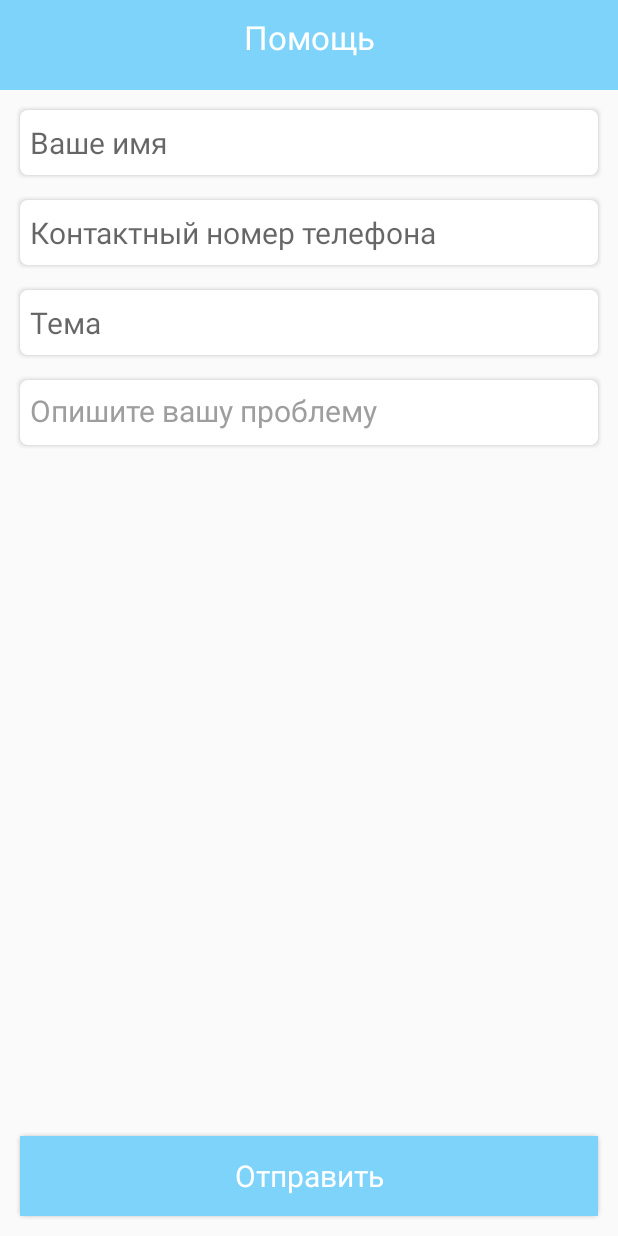
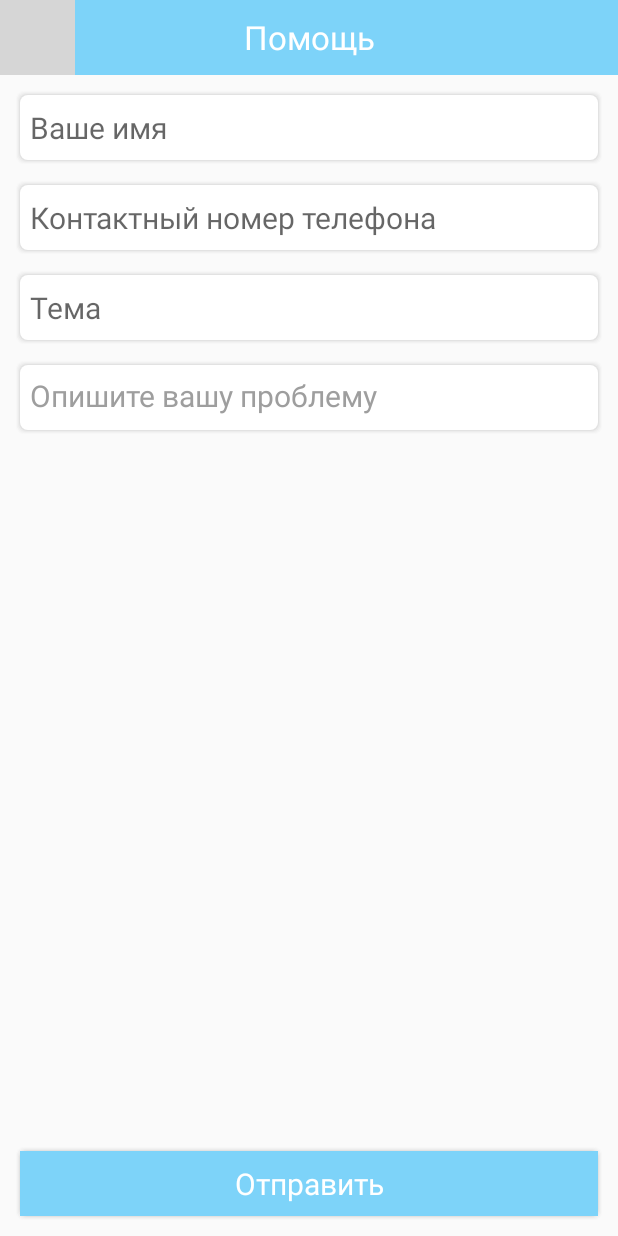
Before and after one commit to prohladenn/TShop, an Android app: the screen it shows after launch (HelpActivity), on a phone screen of 412 x 824 dp. Run offline under Robolectric (Android 15) with nearby library versions, the phone set to English and light mode, and no system bars; grey boxes are pictures that could not be loaded.

Commit message:
Help Activity Done

```diff
--- a/app/src/main/res/layout/activity_help.xml
+++ b/app/src/main/res/layout/activity_help.xml
@@ -6,8 +6,15 @@
 
     <FrameLayout
         android:layout_width="match_parent"
-        android:layout_height="60dp"
+        android:layout_height="50dp"
         android:background="@color/colorPrimary">
+
+        <ImageView
+            android:id="@+id/button_help_back"
+            android:layout_width="50dp"
+            android:layout_height="50dp"
+            android:padding="10dp"
+            android:src="@mipmap/ic_arrow_left_white_24dp" />
 
         <TextView
             android:layout_width="match_parent"
@@ -30,7 +37,7 @@
             android:orientation="vertical">
 
             <EditText
-                android:id="@+id/help_name"
+                android:id="@+id/edit_text_help_name"
                 android:layout_width="match_parent"
                 android:layout_height="50dp"
                 android:layout_margin="10dp"
@@ -42,7 +49,7 @@
                 android:textSize="20sp" />
 
             <EditText
-                android:id="@+id/help_number"
+                android:id="@+id/edit_text_help_number"
                 android:layout_width="match_parent"
                 android:layout_height="50dp"
                 android:layout_marginLeft="10dp"
@@ -56,7 +63,7 @@
                 android:textSize="20sp" />
 
             <EditText
-                android:id="@+id/help_theme"
+                android:id="@+id/edit_text_help_theme"
                 android:layout_width="match_parent"
                 android:layout_height="50dp"
                 android:layout_marginLeft="10dp"
@@ -70,7 +77,7 @@
                 android:textSize="20sp" />
 
             <TextView
-                android:id="@+id/help_description"
+                android:id="@+id/edit_text_help_description"
                 android:layout_width="match_parent"
                 android:layout_height="50dp"
                 android:layout_marginLeft="10dp"
@@ -85,8 +92,9 @@
         </LinearLayout>
 
         <FrameLayout
+            android:id="@+id/button_help_send"
             android:layout_width="match_parent"
-            android:layout_height="60dp"
+            android:layout_height="50dp"
             android:layout_gravity="center_horizontal|bottom"
             android:layout_marginLeft="10dp"
             android:layout_marginRight="10dp"
@@ -98,7 +106,6 @@
                 android:layout_height="match_parent"
                 android:background="@color/colorPrimary"
                 android:gravity="center"
-                android:padding="10dp"
                 android:text="@string/send"
                 android:textColor="@color/colorAccent"
                 android:textSize="20sp" />
```
